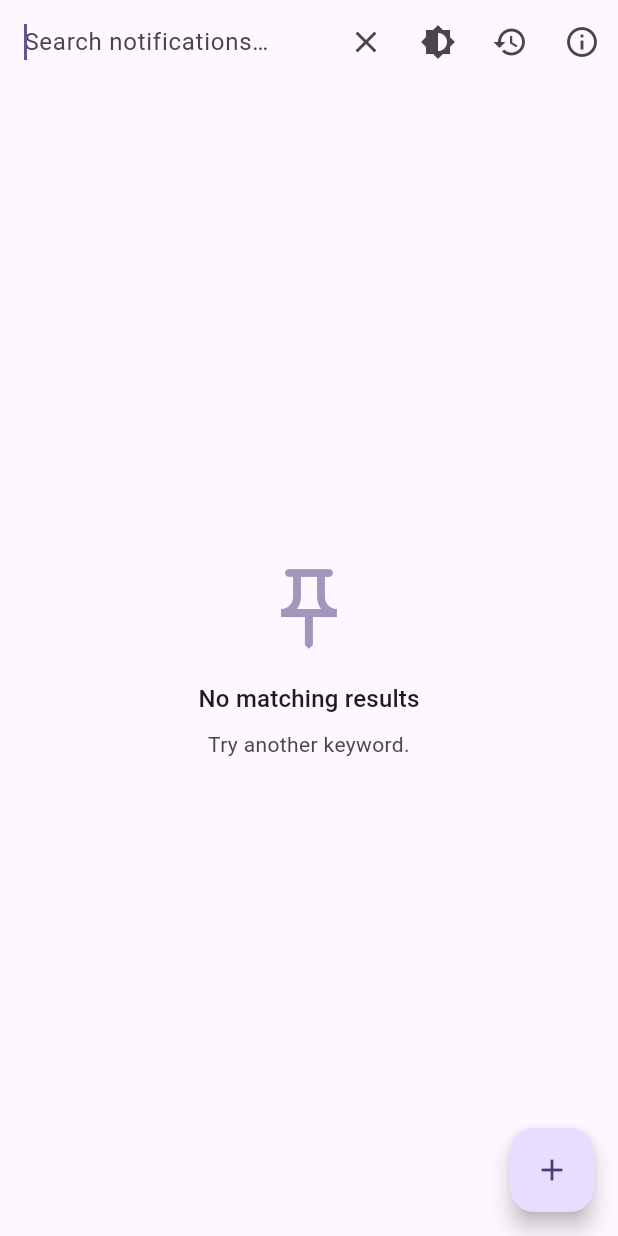
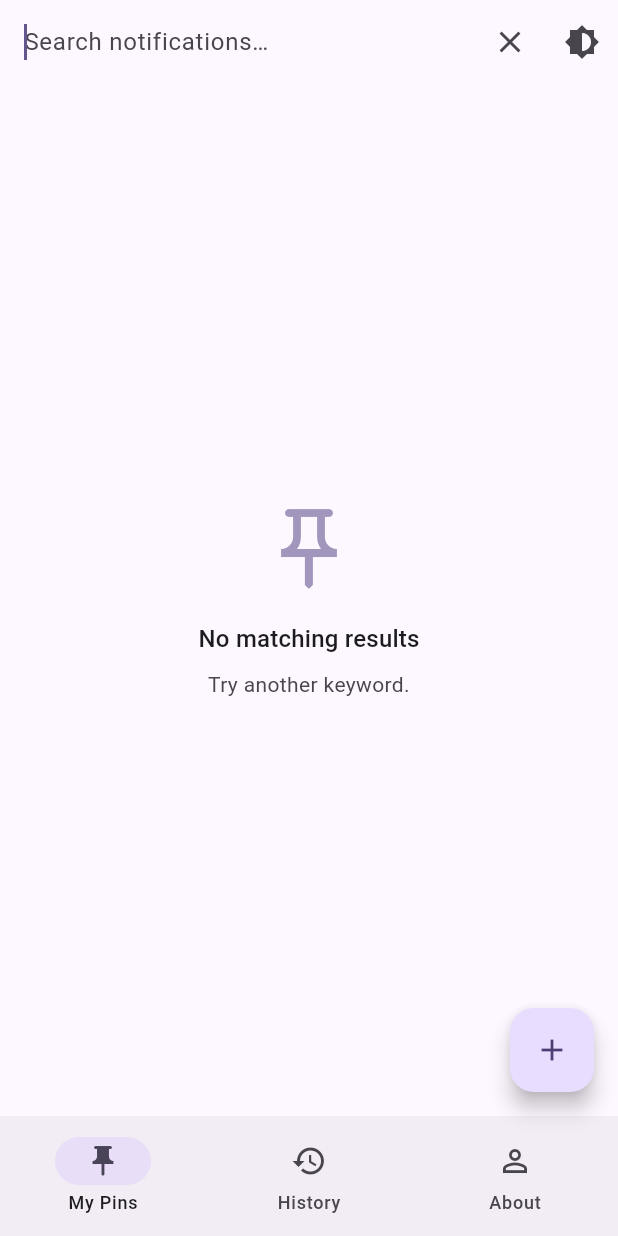
Before and after one commit to CxAxin/Dingpin, a Flutter app: the screen it shows after launch, after a tap on the "search" icon, on a phone screen of 412 x 824 dp. Run offline on Flutter 3.47's test engine with Material 3 defaults, Android fonts, the phone set to English and light mode, and no system bars; our stand-ins replace flutter_local_notifications, flutter_riverpod, shared_preferences, sqflite; accounts and stored records are empty.

Commit message:
feat: Material 3 现代风 UI（底部三栏导航 + 圆角卡片）
- 新增底部导航宿主 MainScreen（M3 NavigationBar：自建/历史/我的），home 指向它
- 首页移除历史/关于顶栏按钮（改底部标签），移除自带 FAB（由宿主提供，仅自建页显示）
- 首页与历史页通知项改为圆角 Card + 间距，去掉朴素分隔线
- 同步中英文 l10n 词条（tabPinned/tabHistory/tabAbout）
- 导出、搜索、置顶、备注等逻辑保持不变

```diff
--- a/lib/app.dart
+++ b/lib/app.dart
@@ -7,7 +7,7 @@ import 'package:flutter_riverpod/flutter_riverpod.dart';
 import 'package:pinnit_flutter/l10n/app_localizations.dart';
 import 'package:shared_preferences/shared_preferences.dart';
 import 'package:pinnit_flutter/data/app_database.dart';
-import 'package:pinnit_flutter/notifications/notifications_screen.dart';
+import 'package:pinnit_flutter/home/main_screen.dart';
 import 'package:pinnit_flutter/providers.dart';
 import 'package:pinnit_flutter/services/notification_service.dart';
 import 'package:pinnit_flutter/theme/theme.dart';
@@ -103,7 +103,7 @@ class _PinnitAppState extends ConsumerState<PinnitApp> with WidgetsBindingObserv
       darkTheme: PinnitTheme.dark,
       themeMode: themeMode,
       navigatorKey: navigatorKey,
-      home: const NotificationsScreen(),
+      home: const MainScreen(),
     );
   }
 }
--- /dev/null
+++ b/lib/home/main_screen.dart
@@ -0,0 +1,68 @@
+import 'package:flutter/material.dart';
+import 'package:flutter_riverpod/flutter_riverpod.dart';
+
+import 'package:pinnit_flutter/editor/editor_screen.dart';
+import 'package:pinnit_flutter/notifications/notifications_screen.dart';
+import 'package:pinnit_flutter/notifications/history_screen.dart';
+import 'package:pinnit_flutter/about/about_screen.dart';
+import 'package:pinnit_flutter/l10n/app_localizations.dart';
+
+/// M3 bottom-navigation host: three tabs (自建 / 历史 / 我的) that keep their
+/// own top app bars. The "new notification" FAB only shows on the 自建 tab.
+class MainScreen extends ConsumerStatefulWidget {
+  const MainScreen({super.key});
+
+  @override
+  ConsumerState<MainScreen> createState() => _MainScreenState();
+}
+
+class _MainScreenState extends ConsumerState<MainScreen> {
+  int _index = 0;
+
+  static const _screens = <Widget>[
+    NotificationsScreen(),
+    HistoryScreen(),
+    AboutScreen(),
+  ];
+
+  @override
+  Widget build(BuildContext context) {
+    final l10n = AppLocalizations.of(context);
+    return Scaffold(
+      body: IndexedStack(
+        index: _index,
+        children: _screens,
+      ),
+      bottomNavigationBar: NavigationBar(
+        selectedIndex: _index,
+        onDestinationSelected: (i) => setState(() => _index = i),
+        destinations: [
+          NavigationDestination(
+            icon: const Icon(Icons.push_pin_outlined),
+            selectedIcon: const Icon(Icons.push_pin),
+            label: l10n.tabPinned,
+          ),
+          NavigationDestination(
+            icon: const Icon(Icons.history_outlined),
+            selectedIcon: const Icon(Icons.history),
+            label: l10n.tabHistory,
+          ),
+          NavigationDestination(
+            icon: const Icon(Icons.person_outline),
+            selectedIcon: const Icon(Icons.person),
+            label: l10n.tabAbout,
+          ),
+        ],
+      ),
+      floatingActionButton: _index == 0
+          ? FloatingActionButton(
+              onPressed: () => Navigator.of(context).push(
+                MaterialPageRoute(builder: (_) => const EditorScreen()),
+              ),
+              tooltip: l10n.tooltipNew,
+              child: const Icon(Icons.add),
+            )
+          : null,
+    );
+  }
+}
--- a/lib/l10n/app_en.arb
+++ b/lib/l10n/app_en.arb
@@ -92,5 +92,8 @@
   "shareExport": "Share",
   "ownPinLabel": "Dingpin (created)",
   "exportSavedLocal": "Saved to the Download/Pinnit folder",
-  "exportEmptyRange": "No notifications in this range"
+  "exportEmptyRange": "No notifications in this range",
+  "tabPinned": "My Pins",
+  "tabHistory": "History",
+  "tabAbout": "About"
 }
--- a/lib/l10n/app_localizations.dart
+++ b/lib/l10n/app_localizations.dart
@@ -547,6 +547,24 @@ abstract class AppLocalizations {
   /// In en, this message translates to:
   /// **'No notifications in this range'**
   String get exportEmptyRange;
+
+  /// No description provided for @tabPinned.
+  ///
+  /// In en, this message translates to:
+  /// **'My Pins'**
+  String get tabPinned;
+
+  /// No description provided for @tabHistory.
+  ///
+  /// In en, this message translates to:
+  /// **'History'**
+  String get tabHistory;
+
+  /// No description provided for @tabAbout.
+  ///
+  /// In en, this message translates to:
+  /// **'About'**
+  String get tabAbout;
 }
 
 class _AppLocalizationsDelegate
--- a/lib/l10n/app_localizations_en.dart
+++ b/lib/l10n/app_localizations_en.dart
@@ -252,4 +252,13 @@ class AppLocalizationsEn extends AppLocalizations {
 
   @override
   String get exportEmptyRange => 'No notifications in this range';
+
+  @override
+  String get tabPinned => 'My Pins';
+
+  @override
+  String get tabHistory => 'History';
+
+  @override
+  String get tabAbout => 'About';
 }
--- a/lib/l10n/app_zh.arb
+++ b/lib/l10n/app_zh.arb
@@ -74,5 +74,8 @@
   "shareExport": "分享",
   "ownPinLabel": "顶顶（自建）",
   "exportSavedLocal": "已保存到「下载 / Pinnit」文件夹",
-  "exportEmptyRange": "这个时间范围内没有可导出的通知"
+  "exportEmptyRange": "这个时间范围内没有可导出的通知",
+  "tabPinned": "自建",
+  "tabHistory": "历史",
+  "tabAbout": "我的"
 }
--- a/lib/notifications/notifications_screen.dart
+++ b/lib/notifications/notifications_screen.dart
@@ -4,11 +4,9 @@ import 'package:flutter_riverpod/flutter_riverpod.dart';
 
 import 'package:pinnit_flutter/data/notification_model.dart';
 import 'package:pinnit_flutter/editor/editor_screen.dart';
-import 'package:pinnit_flutter/notifications/history_screen.dart';
 import 'package:pinnit_flutter/providers.dart';
 import 'package:pinnit_flutter/repositories/notifications_repository.dart';
 import 'package:pinnit_flutter/notifications/notification_tile.dart';
-import 'package:pinnit_flutter/about/about_screen.dart';
 import 'package:pinnit_flutter/l10n/app_localizations.dart';
 
 class NotificationsScreen extends ConsumerStatefulWidget {
@@ -83,20 +81,6 @@ class _NotificationsScreenState extends ConsumerState<NotificationsScreen> {
                   mode == ThemeMode.dark ? ThemeMode.light : ThemeMode.dark;
             },
           ),
-          IconButton(
-            icon: const Icon(Icons.history),
-            tooltip: l10n.tooltipHistory,
-            onPressed: () => Navigator.of(context).push(
-              MaterialPageRoute(builder: (_) => const HistoryScreen()),
-            ),
-          ),
-          IconButton(
-            icon: const Icon(Icons.info_outline),
-            tooltip: l10n.tooltipAbout,
-            onPressed: () => Navigator.of(context).push(
-              MaterialPageRoute(builder: (_) => const AboutScreen()),
-            ),
-          ),
         ],
       ),
       body: visible.isEmpty
@@ -104,7 +88,7 @@ class _NotificationsScreenState extends ConsumerState<NotificationsScreen> {
           : ListView.separated(
               padding: const EdgeInsets.symmetric(vertical: 8),
               itemCount: visible.length,
-              separatorBuilder: (_, __) => const Divider(height: 1),
+              separatorBuilder: (_, __) => const SizedBox(height: 8),
               itemBuilder: (context, index) {
                 final n = visible[index];
                 return Dismissible(
@@ -120,7 +104,10 @@ class _NotificationsScreenState extends ConsumerState<NotificationsScreen> {
                     return true;
                   },
                   onDismissed: (_) => notifier.delete(n),
-                    child: NotificationTile(
+                    child: Card(
+                      margin: const EdgeInsets.symmetric(
+                          horizontal: 12, vertical: 6),
+                      child: NotificationTile(
                       notification: n,
                       onTap: () => Navigator.of(context).push(
                         MaterialPageRoute(
@@ -142,16 +129,10 @@ class _NotificationsScreenState extends ConsumerState<NotificationsScreen> {
                         );
                       },
                     ),
+                    ),
                 );
               },
             ),
-      floatingActionButton: FloatingActionButton(
-        onPressed: () => Navigator.of(context).push(
-          MaterialPageRoute(builder: (_) => const EditorScreen()),
-        ),
-        tooltip: l10n.tooltipNew,
-        child: const Icon(Icons.add),
-      ),
     );
   }
 }
```
Also changed, not shown: lib/l10n/app_localizations_zh.dart (+9 -0 lines), lib/notifications/history_screen.dart (+7 -3 lines).
